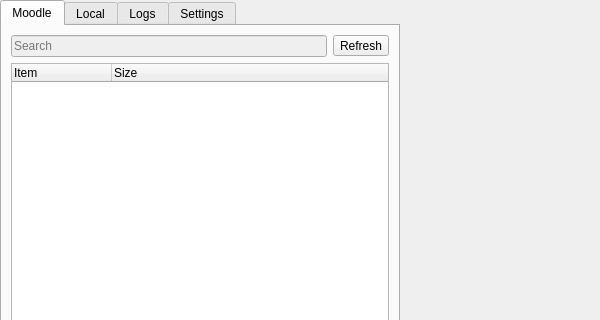
Old version of the form muddle.ui in the repository NaoPross/Muddle; both pictures show x 0 to 600 and y 0 to 320 of the 600 by 750 pixel window.
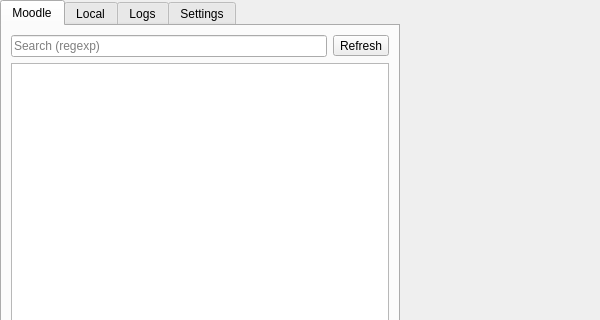
New version of the form. Custom widgets are drawn as their Qt base class.

Commit message: Add regexp search feature

What changed in the file:
```diff
--- a/muddle.ui
+++ b/muddle.ui
@@ -57,13 +57,13 @@
      <item row="0" column="0">
       <widget class="QLineEdit" name="searchBar">
        <property name="enabled">
-        <bool>false</bool>
+        <bool>true</bool>
        </property>
        <property name="inputMask">
         <string/>
        </property>
        <property name="placeholderText">
-        <string>Search</string>
+        <string>Search (regexp)</string>
        </property>
       </widget>
      </item>
@@ -77,23 +77,6 @@
        </property>
       </widget>
      </item>
-     <item row="1" column="0" colspan="2">
-      <widget class="MoodleTreeWidget" name="moodleTree">
-       <property name="headerHidden">
-        <bool>false</bool>
-       </property>
-       <column>
-        <property name="text">
-         <string notr="true">Item</string>
-        </property>
-       </column>
-       <column>
-        <property name="text">
-         <string>Size</string>
-        </property>
-       </column>
-      </widget>
-     </item>
      <item row="0" column="1">
       <widget class="QToolButton" name="refreshBtn">
        <property name="text">
@@ -111,6 +94,13 @@
        </property>
       </widget>
      </item>
+     <item row="1" column="0" colspan="2">
+      <widget class="QTreeView" name="moodleTree">
+       <property name="headerHidden">
+        <bool>false</bool>
+       </property>
+      </widget>
+     </item>
     </layout>
    </widget>
    <widget class="QTreeWidget" name="localTab">
@@ -223,13 +213,6 @@
   </widget>
   <widget class="QStatusBar" name="statusbar"/>
  </widget>
- <customwidgets>
-  <customwidget>
-   <class>MoodleTreeWidget</class>
-   <extends>QTreeWidget</extends>
-   <header>gui</header>
-  </customwidget>
- </customwidgets>
  <resources/>
  <connections/>
 </ui>
```
The commit also changes 1 other file.
